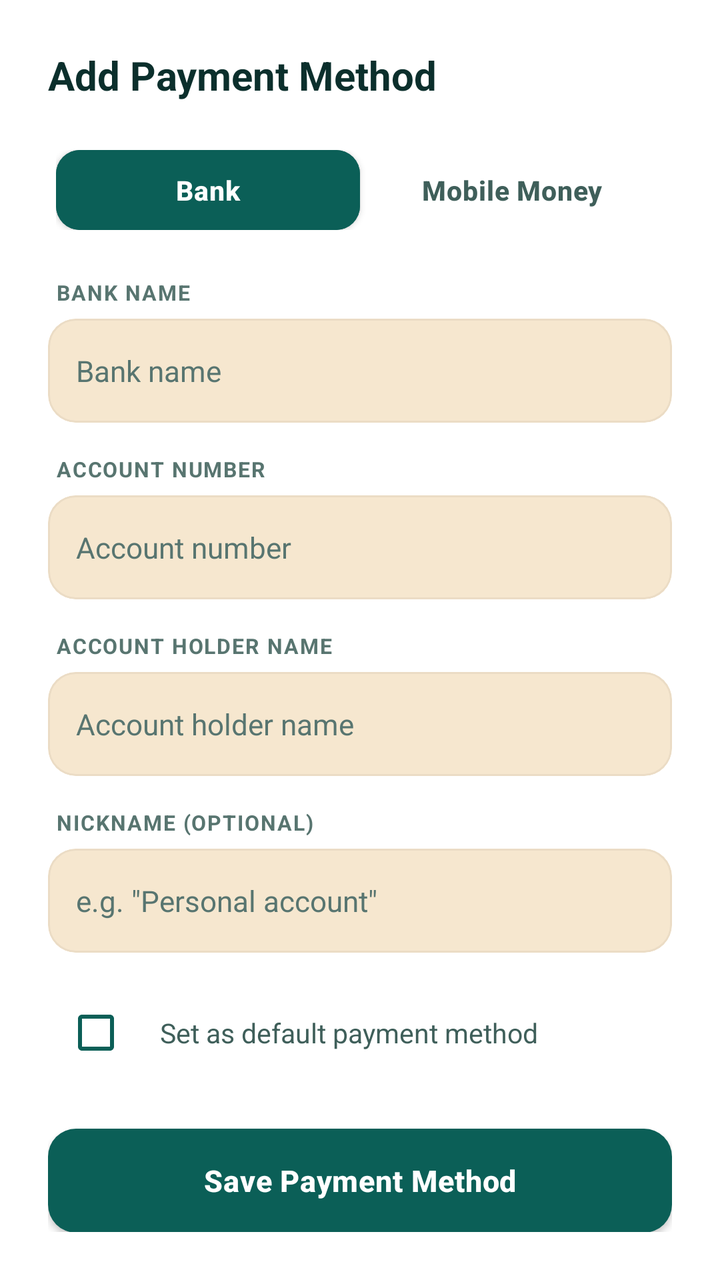
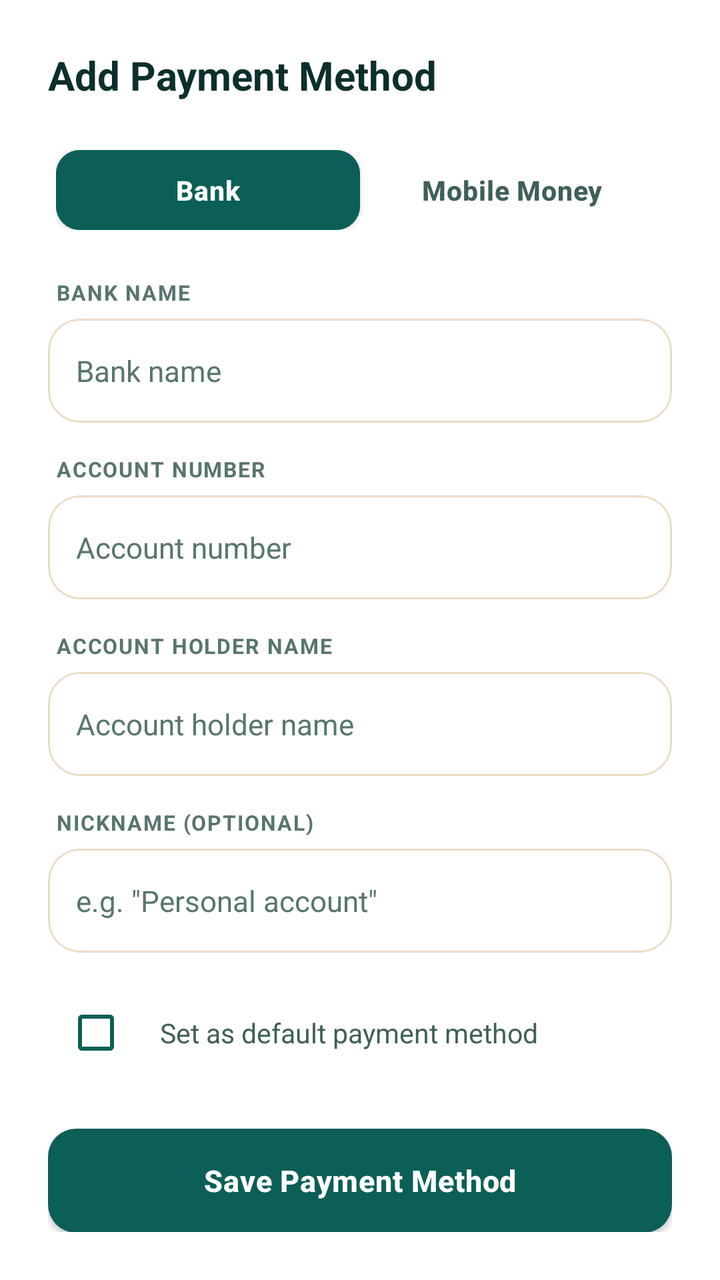

Screens rendered from an Android XML layout before and after an edit, with the pre-edit source and the edit as a unified diff.
<!-- AndroidManifest.xml: application theme AppTheme -->
<!-- res/layout/bottom_sheet_payment_method_form.xml -->
<LinearLayout
	xmlns:android="http://schemas.android.com/apk/res/android"
	xmlns:app="http://schemas.android.com/apk/res-auto"
	xmlns:tools="http://schemas.android.com/tools"
	android:layout_width="match_parent"
	android:layout_height="wrap_content"
	android:orientation="vertical"
	android:padding="24dp"
	android:background="?attr/colorSurface">
	<TextView
		android:id="@+id/tvFormTitle"
		android:layout_width="wrap_content"
		android:layout_height="wrap_content"
		android:text="Add Payment Method"
		android:textSize="20sp"
		android:textStyle="bold"
		android:textColor="@color/colorTextPrimary" />
	<LinearLayout
		android:id="@+id/linear1"
		android:layout_width="match_parent"
		android:layout_height="48dp"
		android:layout_marginTop="20dp"
		android:padding="4dp"
		android:orientation="horizontal"
		android:backgroundTint="@color/colorSurfaceRaised">
		<Button
			android:id="@+id/btnTypeBank"
			android:layout_width="0dp"
			android:layout_height="match_parent"
			android:text="Bank"
			android:textStyle="bold"
			android:textColor="@color/colorTextOnAccent"
			android:layout_weight="1"
			android:textSize="13.5sp"
			android:backgroundTint="@color/colorAccent"
			android:textAllCaps="false" />
		<Button
			android:id="@+id/btnTypeMobileMoney"
			android:layout_width="0dp"
			android:layout_height="match_parent"
			android:background="@android:color/transparent"
			android:text="Mobile Money"
			android:textColor="@color/colorTextSecondary"
			android:layout_weight="1"
			android:textSize="13.5sp"
			android:textAllCaps="false" />
	</LinearLayout>
	<TextView
		android:id="@+id/textview1"
		android:layout_width="wrap_content"
		android:layout_height="wrap_content"
		android:layout_marginTop="20dp"
		android:layout_marginBottom="6dp"
		android:text="BANK NAME"
		android:textStyle="bold"
		android:textColor="@color/colorTextTertiary"
		android:textSize="10.5sp"
		android:layout_marginStart="4dp"
		android:letterSpacing="0.06" />
	<com.google.android.material.card.MaterialCardView
		android:id="@+id/cardview1"
		android:layout_width="match_parent"
		android:layout_height="wrap_content"
		app:cardBackgroundColor="@color/colorSurfaceRaised"
		app:cardCornerRadius="14dp"
		app:cardElevation="0dp"
		app:strokeColor="@color/colorCardStroke"
		app:strokeWidth="1dp">
		<EditText
			android:textColorHint="@color/colorTextTertiary"
			android:singleLine="true"
			android:importantForAutofill="no"
			android:id="@+id/etPrimaryField"
			android:layout_width="match_parent"
			android:layout_height="52dp"
			android:background="@android:color/transparent"
			android:textColor="@color/colorTextPrimary"
			android:hint="Bank name"
			android:textSize="14.5sp"
			android:inputType="textCapWords"
			android:paddingHorizontal="14dp" />
	</com.google.android.material.card.MaterialCardView>
	<TextView
		android:id="@+id/textview2"
		android:layout_width="wrap_content"
		android:layout_height="wrap_content"
		android:layout_marginTop="16dp"
		android:layout_marginBottom="6dp"
		android:text="ACCOUNT NUMBER"
		android:textStyle="bold"
		android:textColor="@color/colorTextTertiary"
		android:textSize="10.5sp"
		android:layout_marginStart="4dp"
		android:letterSpacing="0.06" />
	<com.google.android.material.card.MaterialCardView
		android:id="@+id/cardview2"
		android:layout_width="match_parent"
		android:layout_height="wrap_content"
		app:cardBackgroundColor="@color/colorSurfaceRaised"
		app:cardCornerRadius="14dp"
		app:cardElevation="0dp"
		app:strokeColor="@color/colorCardStroke"
		app:strokeWidth="1dp">
		<EditText
			android:textColorHint="@color/colorTextTertiary"
			android:singleLine="true"
			android:importantForAutofill="no"
			android:id="@+id/etAccountIdentifier"
			android:layout_width="match_parent"
			android:layout_height="52dp"
			android:background="@android:color/transparent"
			android:textColor="@color/colorTextPrimary"
			android:hint="Account number"
			android:inputType="phone"
			android:textSize="14.5sp"
			android:paddingHorizontal="14dp" />
	</com.google.android.material.card.MaterialCardView>
	<TextView
		android:id="@+id/textview3"
		android:layout_width="wrap_content"
		android:layout_height="wrap_content"
		android:layout_marginTop="16dp"
		android:layout_marginBottom="6dp"
		android:text="ACCOUNT HOLDER NAME"
		android:textStyle="bold"
		android:textColor="@color/colorTextTertiary"
		android:textSize="10.5sp"
		android:layout_marginStart="4dp"
		android:letterSpacing="0.06" />
	<com.google.android.material.card.MaterialCardView
		android:id="@+id/cardview3"
		android:layout_width="match_parent"
		android:layout_height="wrap_content"
		app:cardBackgroundColor="@color/colorSurfaceRaised"
		app:cardCornerRadius="14dp"
		app:cardElevation="0dp"
		app:strokeColor="@color/colorCardStroke"
		app:strokeWidth="1dp">
		<EditText
			android:textColorHint="@color/colorTextTertiary"
			android:singleLine="true"
			android:importantForAutofill="no"
			android:id="@+id/etAccountName"
			android:layout_width="match_parent"
			android:layout_height="52dp"
			android:background="@android:color/transparent"
			android:textColor="@color/colorTextPrimary"
			android:hint="Account holder name"
			android:textSize="14.5sp"
			android:inputType="textCapWords"
			android:paddingHorizontal="14dp" />
	</com.google.android.material.card.MaterialCardView>
	<TextView
		android:id="@+id/textview4"
		android:layout_width="wrap_content"
		android:layout_height="wrap_content"
		android:layout_marginTop="16dp"
		android:layout_marginBottom="6dp"
		android:text="NICKNAME (OPTIONAL)"
		android:textStyle="bold"
		android:textColor="@color/colorTextTertiary"
		android:textSize="10.5sp"
		android:layout_marginStart="4dp"
		android:letterSpacing="0.06" />
	<com.google.android.material.card.MaterialCardView
		android:id="@+id/cardview4"
		android:layout_width="match_parent"
		android:layout_height="wrap_content"
		app:cardBackgroundColor="@color/colorSurfaceRaised"
		app:cardCornerRadius="14dp"
		app:cardElevation="0dp"
		app:strokeColor="@color/colorCardStroke"
		app:strokeWidth="1dp">
		<EditText
			android:textColorHint="@color/colorTextTertiary"
			android:singleLine="true"
			android:importantForAutofill="no"
			android:id="@+id/etNickname"
			android:layout_width="match_parent"
			android:layout_height="52dp"
			android:background="@android:color/transparent"
			android:textColor="@color/colorTextPrimary"
			android:hint="e.g. &quot;Personal account&quot;"
			android:textSize="14.5sp"
			android:paddingHorizontal="14dp" />
	</com.google.android.material.card.MaterialCardView>
	<LinearLayout
		android:id="@+id/linear2"
		android:clickable="true"
		android:focusable="true"
		android:minHeight="48dp"
		android:layout_width="match_parent"
		android:layout_height="wrap_content"
		android:layout_marginTop="16dp"
		android:gravity="center_vertical"
		android:orientation="horizontal">
		<CheckBox
			android:id="@+id/cbSetAsDefault"
			android:clickable="false"
			android:layout_width="wrap_content"
			android:layout_height="wrap_content"
			android:textSize="12sp"
			app:buttonTint="@color/colorAccent" />
		<TextView
			android:id="@+id/textview5"
			android:layout_width="0dp"
			android:layout_height="wrap_content"
			android:text="Set as default payment method"
			android:textColor="@color/colorTextSecondary"
			android:layout_weight="1"
			android:textSize="13.5sp"
			android:layout_marginStart="8dp" />
	</LinearLayout>
	<TextView
		android:id="@+id/tvFormError"
		android:layout_width="match_parent"
		android:layout_height="wrap_content"
		android:layout_marginTop="8dp"
		android:textSize="13sp"
		android:textColor="@color/colorError"
		android:visibility="gone" />
	<com.google.android.material.button.MaterialButton
		android:id="@+id/btnSaveMethod"
		android:layout_width="match_parent"
		android:layout_height="52dp"
		android:layout_marginTop="24dp"
		android:text="Save Payment Method"
		android:textSize="15sp"
		android:textStyle="bold"
		android:textColor="@color/colorTextOnAccent"
		android:textAllCaps="false"
		app:backgroundTint="@color/colorAccent"
		app:cornerRadius="14dp"
		app:elevation="0dp" />
</LinearLayout>
<!-- resources referenced by this layout -->
<resources>
  <color name="colorAccent">#0B5F57</color>
  <color name="colorCardStroke">#EBDCC5</color>
  <color name="colorError">#C8443F</color>
  <color name="colorSurfaceRaised">#F6E7CF</color>
  <color name="colorTextOnAccent">#FFFFFF</color>
  <color name="colorTextPrimary">#0B2F2C</color>
  <color name="colorTextSecondary">#3F5F5A</color>
  <color name="colorTextTertiary">#587570</color>
  <style name="HarvanaPopupMenu" parent="Widget.MaterialComponents.PopupMenu">
          <item name="android:popupBackground">@drawable/bg_popup_menu</item>
          <item name="android:popupElevation">10dp</item>
      </style>
  <style name="HarvanaSpinner" parent="Widget.AppCompat.Spinner">
          <item name="android:popupBackground">@color/colorSurface</item>
          <item name="android:dropDownSelector">@color/colorAccentRipple</item>
      </style>
  <style name="HarvanaButton" parent="Widget.MaterialComponents.Button">
          <item name="cornerRadius">12dp</item>
          <item name="android:minHeight">48dp</item>
          <item name="android:insetTop">0dp</item>
          <item name="android:insetBottom">0dp</item>
          <item name="android:paddingStart">16dp</item>
          <item name="android:paddingEnd">16dp</item>
          <item name="android:textAllCaps">false</item>
          <item name="android:textStyle">bold</item>
          <item name="android:textSize">15sp</item>
          <item name="android:letterSpacing">0.02</item>
          <item name="backgroundTint">@color/colorAccent</item>
          <item name="android:textColor">@color/colorTextOnAccent</item>
      </style>
  <!-- drawable ic_nav_back (drawable) -->
  <?xml version="1.0" encoding="utf-8"?>
  <vector xmlns:android="http://schemas.android.com/apk/res/android"
      android:width="24dp" android:height="24dp" android:viewportWidth="24" android:viewportHeight="24"
      android:autoMirrored="true"
      android:tint="?attr/colorControlNormal">
      <path android:fillColor="#FFFFFFFF" android:pathData="M20,11H7.83l5.59,-5.59L12,4l-8,8 8,8 1.41,-1.41L7.83,13H20v-2z" />
  </vector>
  <style name="HarvanaTextView" parent="android:Widget.TextView">
          <item name="android:textColor">@color/colorTextPrimary</item>
      </style>
  <color name="colorBackground">#FFF8EE</color>
  <color name="colorAccentDark">#084A44</color>
  <color name="colorTextPrimaryWhite">#FFFFFF</color>
  <color name="colorControlNormal">#587570</color>
  <color name="colorAccentRipple">#1A0B5F57</color>
  <color name="colorAccentStroke">#330B5F57</color>
  <color name="colorAccentStrong">#053D3A</color>
  <color name="colorSurface">#FFFFFF</color>
  <!-- drawable bg_popup_menu (drawable) -->
  <?xml version="1.0" encoding="utf-8"?>
  <shape xmlns:android="http://schemas.android.com/apk/res/android" android:shape="rectangle">
      <solid android:color="@color/colorPopupSurface" />
      <stroke android:width="1dp" android:color="@color/colorCardStroke" />
      <corners android:radius="14dp" />
  </shape>
  <style name="HarvanaDialogButton" parent="Widget.MaterialComponents.Button.TextButton.Dialog">
          <item name="android:textColor">@color/colorAccent</item>
          <item name="android:minHeight">48dp</item>
      </style>
  <style name="HarvanaBottomSheetStyle" parent="Widget.MaterialComponents.BottomSheet.Modal">
          <item name="backgroundTint">?attr/colorSurface</item>
          <item name="shapeAppearanceOverlay">@style/HarvanaBottomSheetShape</item>
      </style>
  <color name="colorPopupSurface">#F6E9D2</color>
  <style name="HarvanaBottomSheetShape" parent="">
          <item name="cornerFamily">rounded</item>
          <item name="cornerSizeTopLeft">20dp</item>
          <item name="cornerSizeTopRight">20dp</item>
          <item name="cornerSizeBottomLeft">0dp</item>
          <item name="cornerSizeBottomRight">0dp</item>
      </style>
  <!-- unchanged entries left out for length: 4 -->
</resources>

<!-- the commit's change to res/layout/bottom_sheet_payment_method_form.xml (unified diff, before → after) -->
@@ -61,8 +61,8 @@
 		android:id="@+id/cardview1"
 		android:layout_width="match_parent"
 		android:layout_height="wrap_content"
-		app:cardBackgroundColor="@color/colorSurfaceRaised"
-		app:cardCornerRadius="14dp"
+		app:cardBackgroundColor="@color/colorSurface"
+		app:cardCornerRadius="16dp"
 		app:cardElevation="0dp"
 		app:strokeColor="@color/colorCardStroke"
 		app:strokeWidth="1dp">
@@ -96,8 +96,8 @@
 		android:id="@+id/cardview2"
 		android:layout_width="match_parent"
 		android:layout_height="wrap_content"
-		app:cardBackgroundColor="@color/colorSurfaceRaised"
-		app:cardCornerRadius="14dp"
+		app:cardBackgroundColor="@color/colorSurface"
+		app:cardCornerRadius="16dp"
 		app:cardElevation="0dp"
 		app:strokeColor="@color/colorCardStroke"
 		app:strokeWidth="1dp">
@@ -131,8 +131,8 @@
 		android:id="@+id/cardview3"
 		android:layout_width="match_parent"
 		android:layout_height="wrap_content"
-		app:cardBackgroundColor="@color/colorSurfaceRaised"
-		app:cardCornerRadius="14dp"
+		app:cardBackgroundColor="@color/colorSurface"
+		app:cardCornerRadius="16dp"
 		app:cardElevation="0dp"
 		app:strokeColor="@color/colorCardStroke"
 		app:strokeWidth="1dp">
@@ -166,8 +166,8 @@
 		android:id="@+id/cardview4"
 		android:layout_width="match_parent"
 		android:layout_height="wrap_content"
-		app:cardBackgroundColor="@color/colorSurfaceRaised"
-		app:cardCornerRadius="14dp"
+		app:cardBackgroundColor="@color/colorSurface"
+		app:cardCornerRadius="16dp"
 		app:cardElevation="0dp"
 		app:strokeColor="@color/colorCardStroke"
 		app:strokeWidth="1dp">
<!-- resource entries referenced after the edit -->
@@ -3,11 +3,12 @@
   <color name="colorAccent">#0B5F57</color>
   <color name="colorCardStroke">#EBDCC5</color>
   <color name="colorError">#C8443F</color>
-  <color name="colorSurfaceRaised">#F6E7CF</color>
+  <color name="colorSurfaceRaised">@color/colorSurfaceAlt</color>
   <color name="colorTextOnAccent">#FFFFFF</color>
   <color name="colorTextPrimary">#0B2F2C</color>
   <color name="colorTextSecondary">#3F5F5A</color>
   <color name="colorTextTertiary">#587570</color>
+  <color name="colorSurfaceAlt">#FFF0DB</color>
   <style name="HarvanaPopupMenu" parent="Widget.MaterialComponents.PopupMenu">
           <item name="android:popupBackground">@drawable/bg_popup_menu</item>
           <item name="android:popupElevation">10dp</item>
@@ -64,7 +65,7 @@
           <item name="backgroundTint">?attr/colorSurface</item>
           <item name="shapeAppearanceOverlay">@style/HarvanaBottomSheetShape</item>
       </style>
-  <color name="colorPopupSurface">#F6E9D2</color>
+  <color name="colorPopupSurface">@color/colorSurface</color>
   <style name="HarvanaBottomSheetShape" parent="">
           <item name="cornerFamily">rounded</item>
           <item name="cornerSizeTopLeft">20dp</item>
